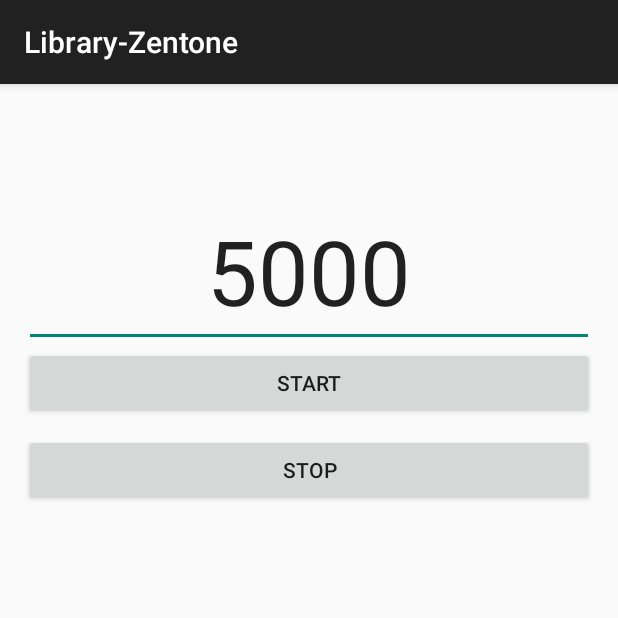
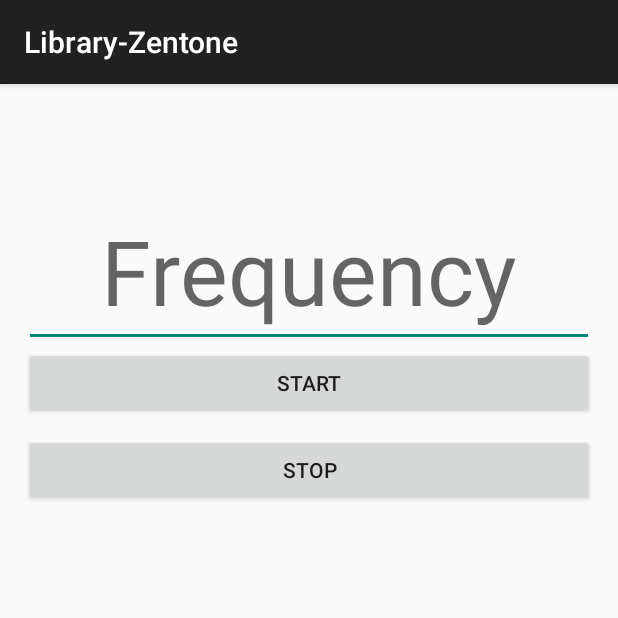
Before and after one commit to nisrulz/zentone, an Android app: the screen it shows after launch (MainActivity), after a tap on "START", on a phone screen of 412 x 824 dp, the top half of it. Run offline under Robolectric (Android 15) with nearby library versions, the phone set to English and light mode, and no system bars.

Commit message:
(*) Edit text empty state handling

```diff
--- a/app/src/main/java/in/excogitation/library_zentone/MainActivity.java
+++ b/app/src/main/java/in/excogitation/library_zentone/MainActivity.java
@@ -6,6 +6,7 @@ import android.support.v7.app.ActionBarActivity;
 import android.view.View;
 import android.widget.Button;
 import android.widget.EditText;
+import android.widget.Toast;
 
 import in.excogitation.zentone.library.ZenTone;
 
@@ -27,10 +28,13 @@ public class MainActivity extends ActionBarActivity {
         btn1.setOnClickListener(new View.OnClickListener() {
             @Override
             public void onClick(View view) {
+                if (!txt.getText().toString().equals("")) {
                     freq = Integer.parseInt(txt.getText().toString());
-				txt.setText(Integer.toString(freq));
-
-				ZenTone.getInstance().generate(freq,1);
+                    // Play Tone
+                    ZenTone.getInstance().generate(freq, 1);
+                } else {
+                    Toast.makeText(MainActivity.this, "Please enter a frequency!", Toast.LENGTH_SHORT).show();
+                }
 
             }
         });
@@ -38,6 +42,7 @@ public class MainActivity extends ActionBarActivity {
         btn2.setOnClickListener(new View.OnClickListener() {
             @Override
             public void onClick(View view) {
+                // Stop Tone
                 ZenTone.getInstance().stop();
             }
         });
```
Lines whose indentation alone changed are shown as unchanged.
